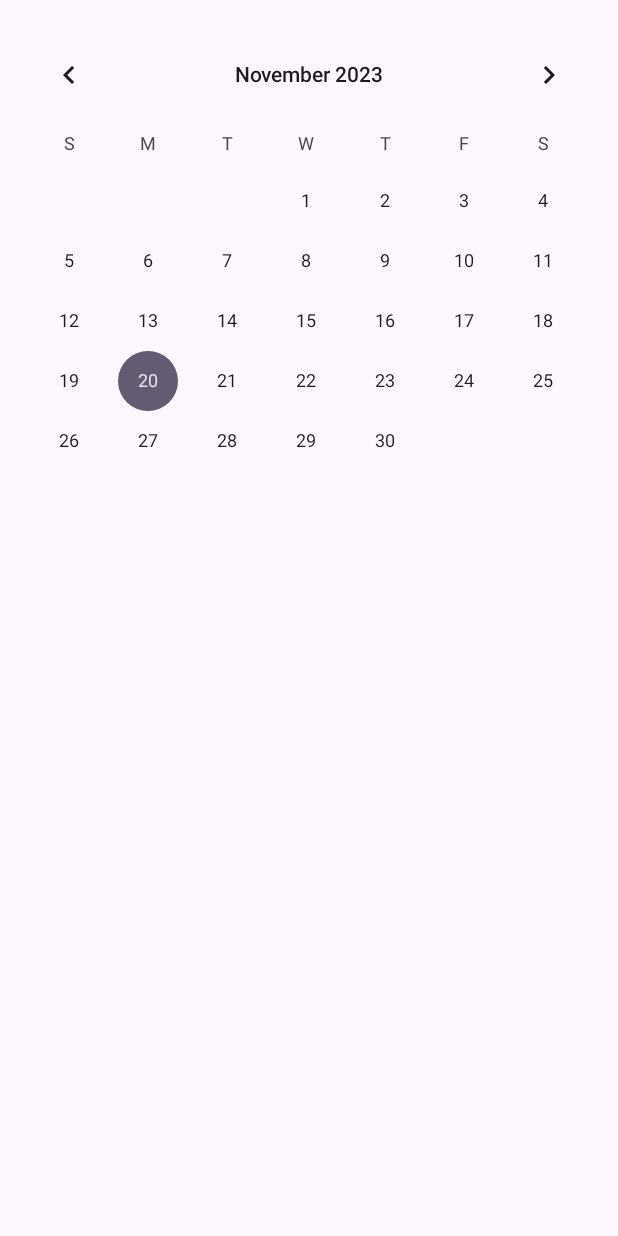
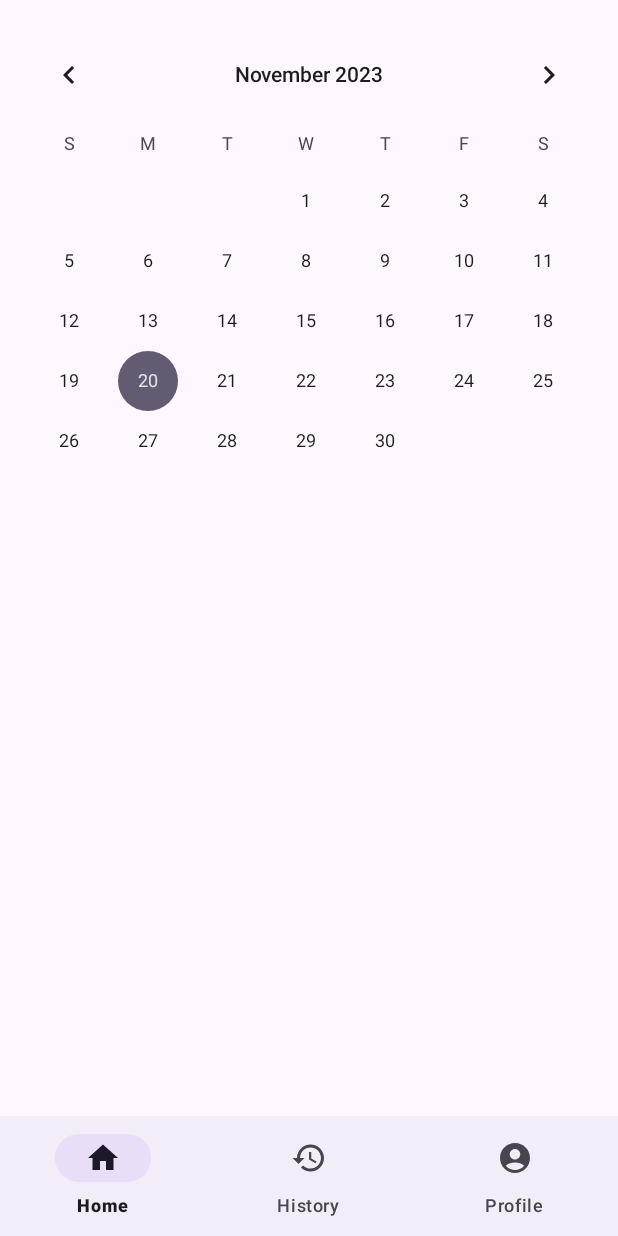
Before and after one commit to aliensexistbro/DogDiary, an Android app: the History screen opened directly, with no data from a screen before it, on a phone screen of 412 x 824 dp. Run offline under Robolectric (Android 15) with nearby library versions, the phone set to English and light mode, and no system bars.

Commit message:
Add bottom Nav to Log, Walk and History

```diff
--- a/app/src/main/res/layout/activity_main.xml
+++ b/app/src/main/res/layout/activity_main.xml
@@ -99,7 +99,7 @@
         android:id="@+id/homeBottomNavigation"
         android:layout_width="match_parent"
         android:layout_height="wrap_content"
-        app:menu="@menu/home_bottom_menu"/>
+        app:menu="@menu/bottom_menu"/>
 
 
 
--- a/app/src/main/res/layout/history.xml
+++ b/app/src/main/res/layout/history.xml
@@ -1,18 +1,33 @@
 <?xml version="1.0" encoding="utf-8"?>
-<RelativeLayout xmlns:android="http://schemas.android.com/apk/res/android"
+<LinearLayout xmlns:android="http://schemas.android.com/apk/res/android"
     xmlns:tools="http://schemas.android.com/tools"
     android:layout_width="match_parent"
     android:layout_height="match_parent"
-    tools:context=".MainActivity">
+    xmlns:app="http://schemas.android.com/apk/res-auto"
+    tools:context=".MainActivity"
+    android:orientation="vertical">
 
     <!-- Existing UI elements -->
-
-    <CalendarView
-        android:id="@+id/calendarView"
+    <LinearLayout
         android:layout_width="match_parent"
         android:layout_height="wrap_content"
-    android:layout_marginTop="16dp"
-    android:layout_marginBottom="16dp"
-    />
+        android:orientation="vertical" android:layout_weight="1">
+        <CalendarView
+            android:id="@+id/calendarView"
+            android:layout_width="match_parent"
+            android:layout_height="wrap_content"
+            android:layout_marginTop="16dp"
+            android:layout_marginBottom="16dp"
+            />
 
-</RelativeLayout>
+
+    </LinearLayout>
+
+
+    <com.google.android.material.bottomnavigation.BottomNavigationView
+        android:id="@+id/homeBottomNavigation"
+        android:layout_width="match_parent"
+        android:layout_height="wrap_content"
+        app:menu="@menu/bottom_menu"/>
+
+</LinearLayout>
```
Also changed, not shown: app/src/main/AndroidManifest.xml (+23 -12 lines), app/src/main/res/layout/log.xml (+21 -4 lines), app/src/main/res/layout/walk.xml (+20 -3 lines), app/src/main/res/menu/bottom_menu.xml (renamed from app/src/main/res/menu/home_bottom_menu.xml).
